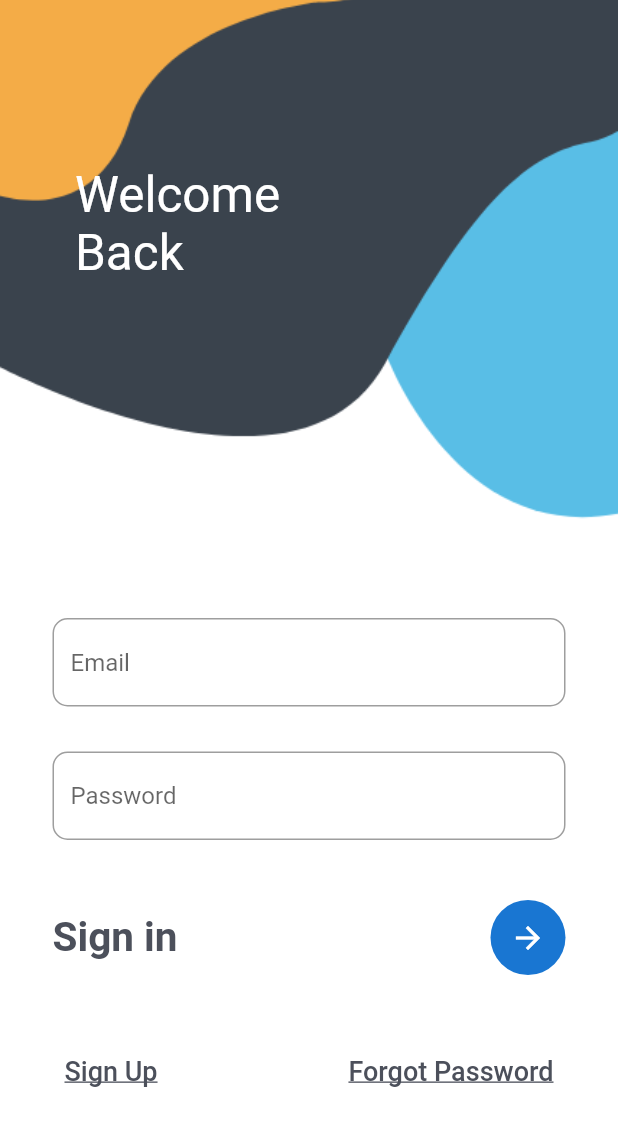
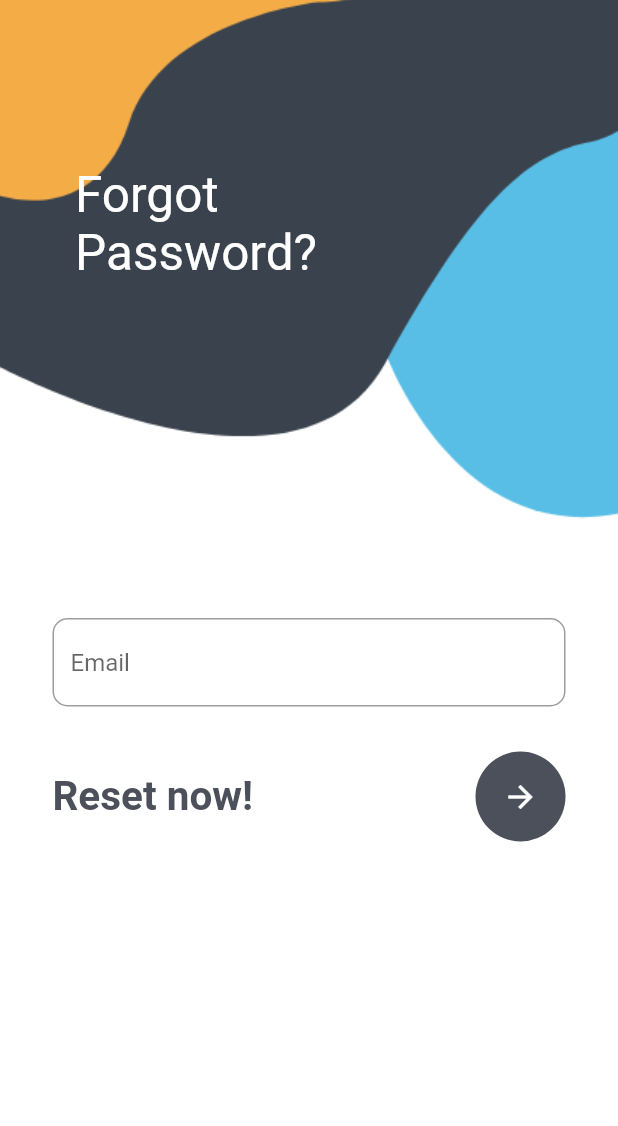
Before and after one commit to Sumitdulal/fresh_labs_final, a Flutter app: the screen it shows after launch, after a tap on "Forgot Password", on a phone screen of 412 x 824 dp. Shown: the top 1126 px of the screen. Run offline on Flutter 3.47's test engine with Material 2 defaults, Android fonts, the phone set to English and light mode, and no system bars; our stand-ins replace cloud_firestore, firebase_auth, firebase_core, firebase_database, outline_material_icons; accounts and stored records are empty; network calls fail.

Commit message:
forgot password added

```diff
--- /dev/null
+++ b/lib/forgot_password.dart
@@ -0,0 +1,94 @@
+// ignore_for_file: prefer_const_constructors, camel_case_types
+
+import 'package:flutter/material.dart';
+
+class forgotPassword extends StatefulWidget {
+  const forgotPassword({Key? key}) : super(key: key);
+
+  @override
+  State<forgotPassword> createState() => _forgotPasswordState();
+}
+
+class _forgotPasswordState extends State<forgotPassword> {
+  @override
+  Widget build(BuildContext context) {
+     return Container(
+      decoration: BoxDecoration(
+        image: DecorationImage(image:
+        AssetImage ('assets/login.png'), fit: BoxFit.cover)
+      ),
+      child: Scaffold(
+        backgroundColor: Colors.transparent,
+        body: Stack(
+          children: [
+            Container(
+              padding: EdgeInsets.only(left: 50,top: 110),
+              child: Text('Forgot\nPassword?',style: TextStyle(
+                color: Colors.white,
+                fontSize: 33,
+
+                ),),
+            ),
+            SingleChildScrollView(
+              child: Container(
+                padding: EdgeInsets.only(
+                  top: MediaQuery.of(context).size.height*0.5,
+                  right: 35,
+                  left: 35
+                  ),
+                child: Column(
+                  // ignore: prefer_const_literals_to_create_immutables
+                  children: [
+                    TextField(
+                      decoration: InputDecoration(
+                        fillColor: Colors.grey.shade100,
+                        hintText: 'Email',
+                        border: OutlineInputBorder(
+                          borderRadius: BorderRadius.circular(10),
+
+                        )
+                      ),
+                    ),
+
+                    SizedBox(
+                      height: 30,
+                    ),
+
+                    Row(
+                      mainAxisAlignment: MainAxisAlignment.spaceBetween,
+                      children: [
+                        Text('Reset now!',
+                        style: TextStyle(
+                          color:Color(0xff4c505b),
+                          fontSize: 27,
+                          fontWeight: FontWeight.w700
+                        ),
+                        ),
+                        CircleAvatar(
+
+                          radius: 30,
+                          backgroundColor: Color(0xff4c505b),
+                          child: IconButton(
+                            color: Colors.white,
+                            onPressed: (){
+                              Navigator.pushNamed(context, 'homepage');
+                            },
+                           icon: Icon(Icons.arrow_forward)),
+                        )
+                      ],
+                    ),
+                     SizedBox(
+                      height: 40,
+                    ),
+
+                  ]),
+              ),
+            )
+          ],
+
+        ),
+      ),
+    );
+
+  }
+}
--- a/lib/login.dart
+++ b/lib/login.dart
@@ -113,21 +113,7 @@ class _myLoginState extends State<myLogin> {
                                     ),
                                   ),
                                 )
-                          // CircleAvatar(
 
-                          //   radius: 30,
-                          //   backgroundColor: Color(0xff4c505b),
-                          //   child: IconButton(
-                          //     icon: Icon(Icons.arrow_forward),
-                          //     color: Colors.white,
-                          //     onPressed: (){
-
-                          //       }
-
-                          //       // Navigator.pushNamed(context, 'homepage');
-
-
-                          // ))
                         ],
                       ),
                        SizedBox(
@@ -149,7 +135,9 @@ class _myLoginState extends State<myLogin> {
                           )
                           ),
 
-                          TextButton(onPressed: (){},
+                          TextButton(onPressed: (){
+                             Navigator.pushNamed(context, 'forgot_password');
+                          },
                           child: Text('Forgot Password',
                           style: TextStyle(
                             decoration: TextDecoration.underline,
--- a/lib/main.dart
+++ b/lib/main.dart
@@ -1,6 +1,7 @@
 // ignore_for_file: prefer_const_constructors
 
 import 'package:flutter/material.dart';
+import 'package:fresh_labs_final/forgot_password.dart';
 import 'package:fresh_labs_final/homepage.dart';
 import 'package:fresh_labs_final/login.dart';
 import 'package:fresh_labs_final/register.dart';
@@ -19,7 +20,8 @@ void main() async {
     routes: {
       'login':(context) => myLogin(),
       'register':(context) => myRegister(),
-      'homepage':(context) => myhome()
+      'homepage':(context) => myhome(),
+      'forgot_password':(context) => forgotPassword()
     },
   ));
 
```
